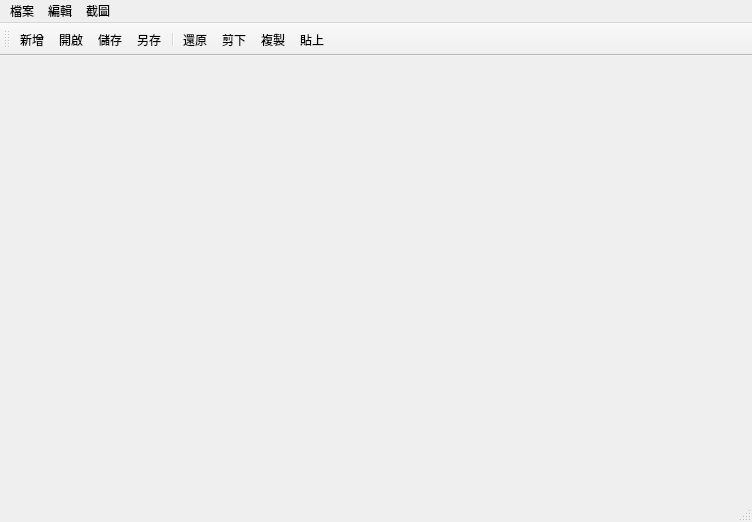
Qt form 1201_Mainwindow/mainwindow.ui (HuaMa001/Window-Design-NFU) before a commit.
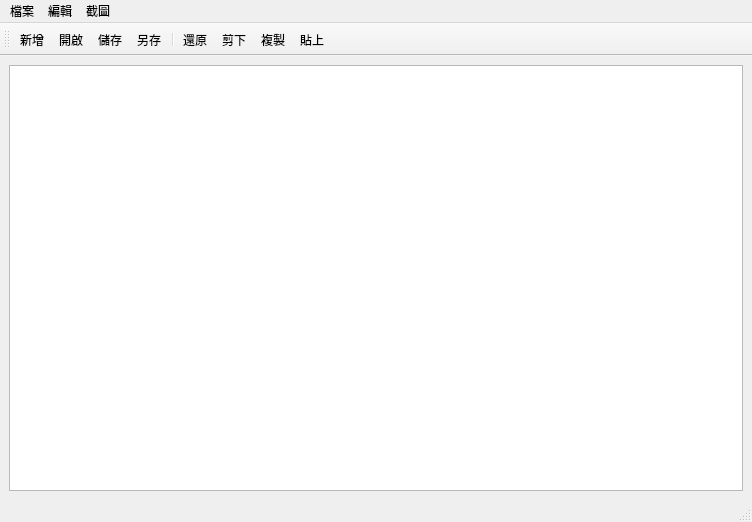
The same form after that commit.

Commit message: Add save and open functionality to actionSave and actionOpen

The edit to the form file:
```diff
--- a/1201_Mainwindow/mainwindow.ui
+++ b/1201_Mainwindow/mainwindow.ui
@@ -13,7 +13,13 @@
   <property name="windowTitle">
    <string>MainWindow</string>
   </property>
-  <widget class="QWidget" name="centralwidget"/>
+  <widget class="QWidget" name="centralwidget">
+   <layout class="QVBoxLayout" name="verticalLayout">
+    <item>
+     <widget class="QTextEdit" name="textEdit"/>
+    </item>
+   </layout>
+  </widget>
   <widget class="QMenuBar" name="menubar">
    <property name="geometry">
     <rect>
```
The commit also changes 2 other files.
